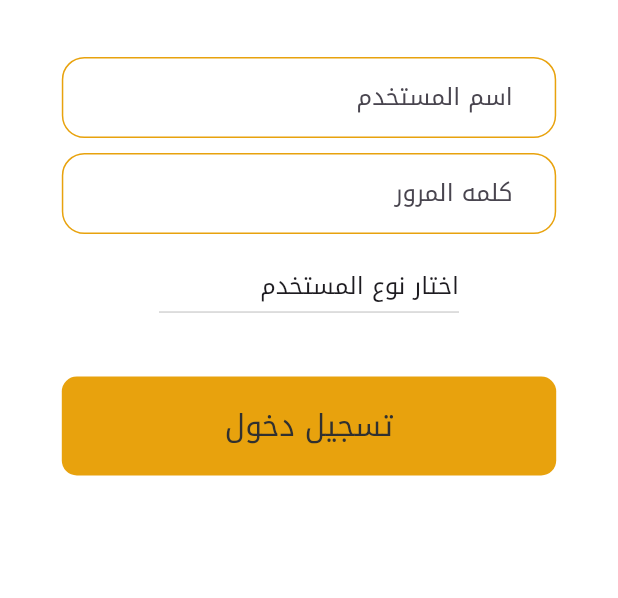
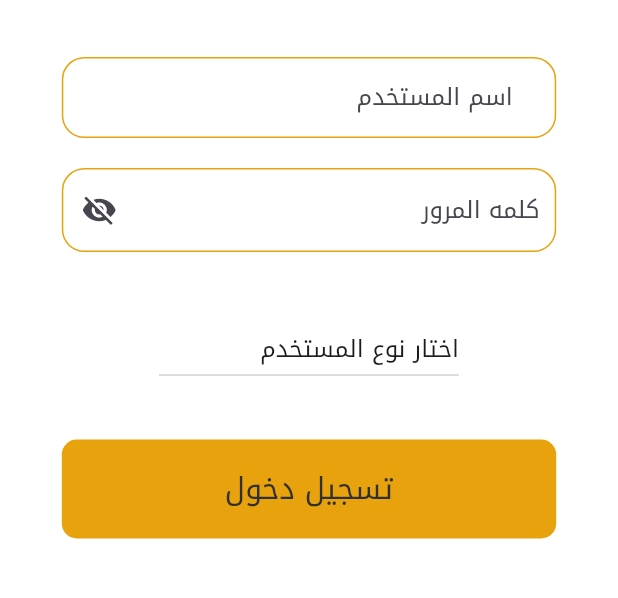
Before and after one commit to AhmedElbasha97/rayanSchool-master, a Flutter app: the LoginScreen screen opened directly, on a phone screen of 412 x 824 dp, the part 295-893 px from its top. Run offline on Flutter 3.47's test engine with Material 3 defaults, Android fonts, the phone set to English and light mode, and no system bars; our stand-ins replace cached_network_image, carousel_slider, dio, firebase_analytics, firebase_core, firebase_messaging and 6 more; accounts and stored records are empty; network calls fail.

Commit message:
solving bugs

```diff
--- a/lib/views/Notification/notification_list.dart
+++ b/lib/views/Notification/notification_list.dart
@@ -50,7 +50,7 @@ class _NotificationsListScreenState extends State<NotificationsListScreen> {
         backgroundColor: Colors.grey[300],
         title: Text(
           Localizations.localeOf(context).languageCode == "en"
-              ?"Notification list":"قيمة الاشعرات",
+              ?"Notification list":"قيمة الإشعارات",
           style: TextStyle(color: mainColor),
         ),
         centerTitle: true,
--- a/lib/views/auth/login.dart
+++ b/lib/views/auth/login.dart
@@ -21,6 +21,7 @@ class _LoginScreenState extends State<LoginScreen> {
   bool usernameError = false;
   bool passwordError = false;
   bool isServerLoading = false;
+  bool isPasswordVisible = false;
   String selectedType = "اختار نوع المستخدم";
   String accountType = "";
 
@@ -68,18 +69,36 @@ class _LoginScreenState extends State<LoginScreen> {
                     )
                   : Container(),
               Padding(padding: EdgeInsets.only(top: 10)),
-              InputFiled(
-                hintText:
-                    "${AppLocalizations.of(context)?.translate('password')}",
-                controller: passwordController,
-                inputType: TextInputType.text,
+              Padding(
+                padding: const EdgeInsets.symmetric(vertical: 10),
+                child: Container(
+                  width: MediaQuery.of(context).size.width * 0.8, // 90% of screen width
+                  decoration: BoxDecoration(
+                    border: Border.all(color: mainColor, width: 1), // Yellow borders
+                    borderRadius: BorderRadius.circular(15), // Rounded corners
+                  ),
+                  child: TextFormField(
+                    controller: passwordController,
+                    obscureText: !isPasswordVisible, // Toggle visibility
+                    decoration: InputDecoration(
+                      hintText: AppLocalizations.of(context)?.translate('password'),
+                      suffixIcon: IconButton(
+                        icon: Icon(
+                          isPasswordVisible ? Icons.visibility : Icons.visibility_off,
+                        ),
+                        onPressed: () {
+                          setState(() {
+                            isPasswordVisible = !isPasswordVisible;
+                          });
+                        },
+                      ),
+                      border: InputBorder.none, // Remove default border
+                      contentPadding: const EdgeInsets.symmetric(horizontal: 10, vertical: 15), // Inner padding
+                    ),
+                  ),
+                ),
               ),
-              passwordError
-                  ? Text(
-                      "please enter your password",
-                      style: TextStyle(color: Colors.red),
-                    )
-                  : Container(),
+              SizedBox(height: 20),
               Padding(padding: EdgeInsets.only(top: 10)),
               Container(
                 width: 200,
--- a/lib/views/myAccountTeacher.dart
+++ b/lib/views/myAccountTeacher.dart
@@ -104,7 +104,7 @@ class _MyAccountTeacherState extends State<MyAccountTeacher> {
               },
               title: Text(
                 Localizations.localeOf(context).languageCode == "en"
-                    ?"Send a Behavioural recommendation":"أرسال توصية السلوكيه",
+                    ?"Send a Behavioural recommendation":"أرسال توصية السلوكية",
               ),
               trailing: Icon(Icons.contact_page_rounded),
             ),
@@ -115,7 +115,7 @@ class _MyAccountTeacherState extends State<MyAccountTeacher> {
               },
               title: Text(
                 Localizations.localeOf(context).languageCode == "en"
-                    ?"Send a academic recommendation":"أرسال توصية أكاديمية",
+                    ?"Send a academic recommendation":"أرسال توصية الأكاديمية",
               ),
               trailing: Icon(Icons.contact_page_rounded),
             ),
--- a/lib/views/myAccoutParent.dart
+++ b/lib/views/myAccoutParent.dart
@@ -245,7 +245,7 @@ class _MyAccountParentState extends State<MyAccountParent> {
                 },
                 title: Text(
                     Localizations.localeOf(context).languageCode == "en"
-                        ?"Recommendation Behavioural list":"قائمة التوصيات السلوكيه",
+                        ?"Recommendation Behavioural list":"قائمة التوصيات السلوكية",
                 ),
                 trailing: Icon(Icons.contact_page_rounded),
               ),
@@ -259,7 +259,7 @@ class _MyAccountParentState extends State<MyAccountParent> {
                 },
                 title: Text(
                     Localizations.localeOf(context).languageCode == "en"
-                        ?"Recommendation academic list":"قائمة التوصيات أكاديمية",
+                        ?"Recommendation academic list":"قائمة التوصيات الأكاديمية",
                 ),
                 trailing: Icon(Icons.contact_page_rounded),
               ),
--- a/lib/views/parents/recommendation_academic_list_screen.dart
+++ b/lib/views/parents/recommendation_academic_list_screen.dart
@@ -66,7 +66,7 @@ class _RecommendationAcademicListScreenState
           backgroundColor: Colors.grey[300],
           title: Text(
             Localizations.localeOf(context).languageCode == "en"
-                ?"Recommendation academic list":"قائمة التوصيات أكاديمية",
+                ?"Recommendation academic list":"قائمة التوصيات الأكاديمية",
             style: TextStyle(color: mainColor),
           ),
           centerTitle: true,
--- a/lib/views/parents/recommendation_list_screen.dart
+++ b/lib/views/parents/recommendation_list_screen.dart
@@ -68,7 +68,7 @@ class _RecommendationsListScreenState extends State<RecommendationsListScreen> {
         backgroundColor: Colors.grey[300],
         title: Text(
           Localizations.localeOf(context).languageCode == "en"
-              ?"Recommendation Behavioural list":"قائمة التوصيات السلوكيه",
+              ?"Recommendation Behavioural list":"قائمة التوصيات السلوكية ",
           style: TextStyle(color: mainColor),
         ),
         centerTitle: true,
--- a/pubspec.yaml
+++ b/pubspec.yaml
@@ -15,7 +15,7 @@ publish_to: 'none' # Remove this line if you wish to publish to pub.dev
 # In iOS, build-name is used as CFBundleShortVersionString while build-number used as CFBundleVersion.
 # Read more about iOS versioning at
 # https://developer.apple.com/library/archive/documentation/General/Reference/InfoPlistKeyReference/Articles/CoreFoundationKeys.html
-version: 1.6.0+40
+version: 1.7.0+45
 
 environment:
   sdk: '>=3.0.0 <4.0.0'
```
Also changed, not shown: i18n/ar.json (+7 -7 lines).
